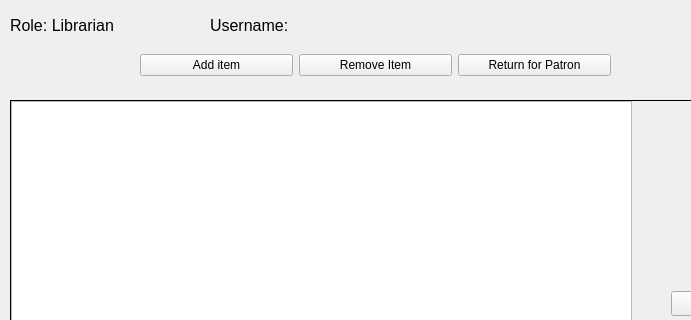
Qt form testProject/librarianwindow.ui (PhiPham1507/HinLIBS) before a commit; both pictures show x 0 to 691 and y 0 to 320 of the 800 by 600 pixel window.
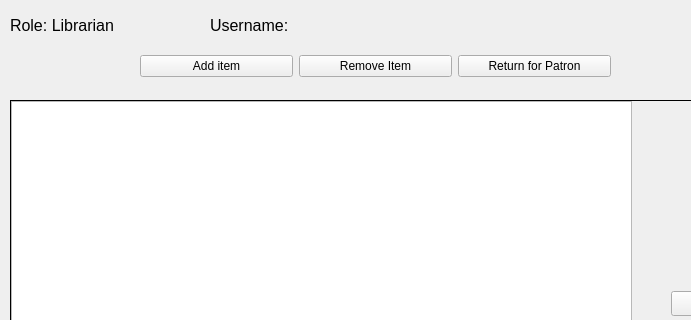
The same form after that commit. The open tabs and pages were chosen to show the change.

The edit to the form file:
```diff
--- a/testProject/librarianwindow.ui
+++ b/testProject/librarianwindow.ui
@@ -523,7 +523,7 @@
       <x>140</x>
       <y>50</y>
       <width>471</width>
-      <height>31</height>
+      <height>32</height>
      </rect>
     </property>
     <layout class="QHBoxLayout" name="horizontalLayout">
```
Left out of the diff: 6 changed lines with no effect on the pictures.
